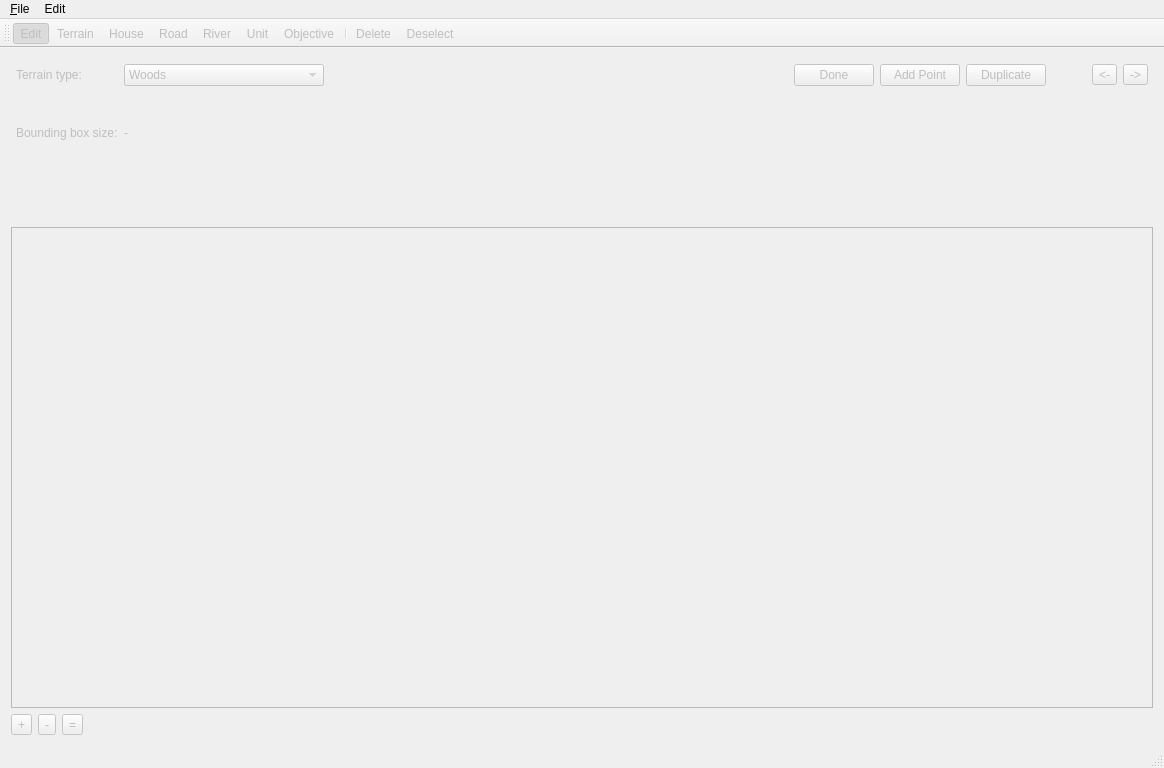
D-Pointer/imperium-editor, file EditorMainWindow.ui: the form before one commit.
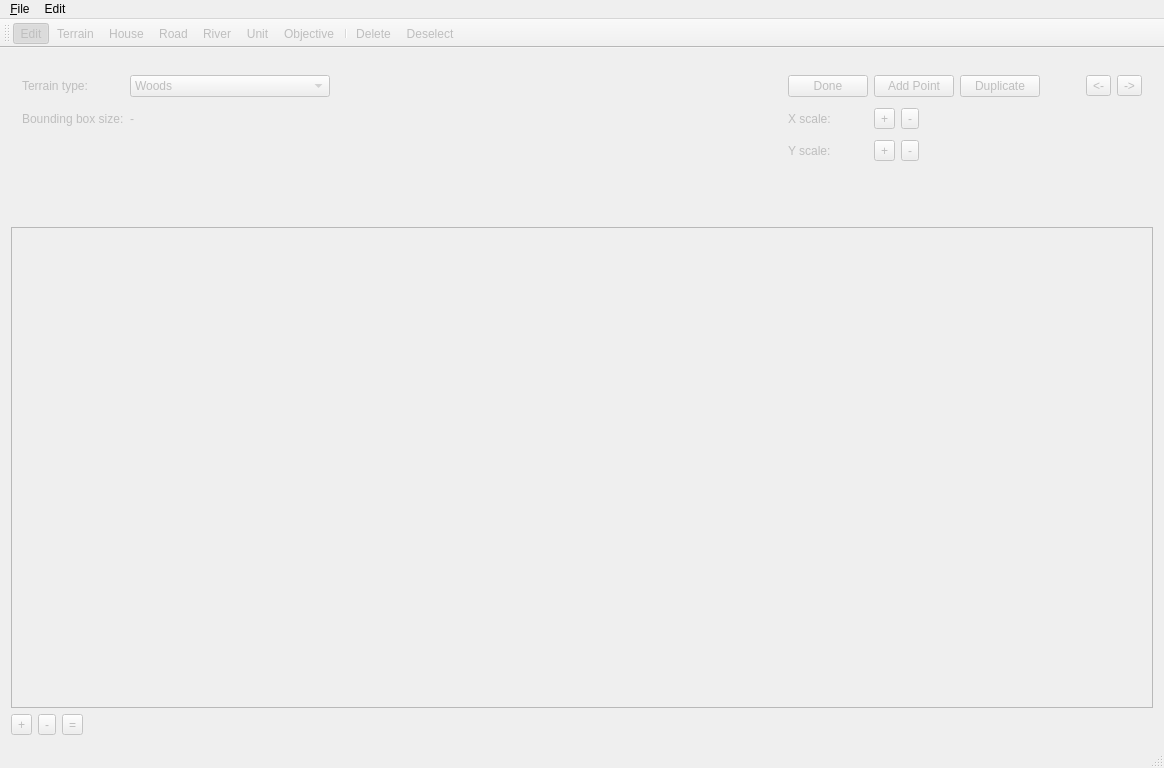
The form after the commit. The open tabs and pages were chosen to show the change. Icons and pictures are not drawn.

The edit to the form file:
```diff
--- a/EditorMainWindow.ui
+++ b/EditorMainWindow.ui
@@ -400,108 +400,6 @@
       </widget>
       <widget class="QWidget" name="terrainPage">
        <layout class="QGridLayout" name="gridLayout_2">
-        <property name="leftMargin">
-         <number>5</number>
-        </property>
-        <property name="topMargin">
-         <number>5</number>
-        </property>
-        <property name="rightMargin">
-         <number>5</number>
-        </property>
-        <property name="bottomMargin">
-         <number>5</number>
-        </property>
-        <item row="0" column="2">
-         <spacer name="horizontalSpacer_7">
-          <property name="orientation">
-           <enum>Qt::Horizontal</enum>
-          </property>
-          <property name="sizeHint" stdset="0">
-           <size>
-            <width>40</width>
-            <height>20</height>
-           </size>
-          </property>
-         </spacer>
-        </item>
-        <item row="0" column="4">
-         <widget class="QPushButton" name="m_add_point">
-          <property name="text">
-           <string>Add Point</string>
-          </property>
-         </widget>
-        </item>
-        <item row="0" column="6">
-         <spacer name="horizontalSpacer_8">
-          <property name="orientation">
-           <enum>Qt::Horizontal</enum>
-          </property>
-          <property name="sizeType">
-           <enum>QSizePolicy::Fixed</enum>
-          </property>
-          <property name="sizeHint" stdset="0">
-           <size>
-            <width>40</width>
-            <height>20</height>
-           </size>
-          </property>
-         </spacer>
-        </item>
-        <item row="0" column="7">
-         <widget class="QToolButton" name="m_rotate_left">
-          <property name="text">
-           <string>&lt;-</string>
-          </property>
-         </widget>
-        </item>
-        <item row="2" column="1">
-         <spacer name="verticalSpacer">
-          <property name="orientation">
-           <enum>Qt::Vertical</enum>
-          </property>
-          <property name="sizeType">
-           <enum>QSizePolicy::Preferred</enum>
-          </property>
-          <property name="sizeHint" stdset="0">
-           <size>
-            <width>20</width>
-            <height>42</height>
-           </size>
-          </property>
-         </spacer>
-        </item>
-        <item row="1" column="1">
-         <widget class="QLabel" name="m_bound_size">
-          <property name="text">
-           <string>-</string>
-          </property>
-         </widget>
-        </item>
-        <item row="0" column="8">
-         <widget class="QToolButton" name="m_rotate_right">
-          <property name="text">
-           <string>-&gt;</string>
-          </property>
-         </widget>
-        </item>
-        <item row="0" column="5">
-         <widget class="QPushButton" name="m_duplicate">
-          <property name="text">
-           <string>Duplicate</string>
-          </property>
-          <property name="shortcut">
-           <string>Ctrl+D</string>
-          </property>
-         </widget>
-        </item>
-        <item row="1" column="0">
-         <widget class="QLabel" name="label_20">
-          <property name="text">
-           <string>Bounding box size:</string>
-          </property>
-         </widget>
-        </item>
         <item row="0" column="0">
          <widget class="QLabel" name="label_16">
           <property name="text">
@@ -509,7 +407,7 @@
           </property>
          </widget>
         </item>
-        <item row="0" column="1">
+        <item row="0" column="1" colspan="2">
          <widget class="QComboBox" name="m_terrain_type">
           <property name="minimumSize">
            <size>
@@ -575,12 +473,160 @@
          </widget>
         </item>
         <item row="0" column="3">
+         <spacer name="horizontalSpacer_7">
+          <property name="orientation">
+           <enum>Qt::Horizontal</enum>
+          </property>
+          <property name="sizeHint" stdset="0">
+           <size>
+            <width>40</width>
+            <height>20</height>
+           </size>
+          </property>
+         </spacer>
+        </item>
+        <item row="0" column="4">
          <widget class="QPushButton" name="m_done">
           <property name="text">
            <string>Done</string>
           </property>
          </widget>
         </item>
+        <item row="0" column="5" colspan="3">
+         <widget class="QPushButton" name="m_add_point">
+          <property name="text">
+           <string>Add Point</string>
+          </property>
+         </widget>
+        </item>
+        <item row="0" column="8">
+         <widget class="QPushButton" name="m_duplicate">
+          <property name="text">
+           <string>Duplicate</string>
+          </property>
+          <property name="shortcut">
+           <string>Ctrl+D</string>
+          </property>
+         </widget>
+        </item>
+        <item row="0" column="9">
+         <spacer name="horizontalSpacer_8">
+          <property name="orientation">
+           <enum>Qt::Horizontal</enum>
+          </property>
+          <property name="sizeType">
+           <enum>QSizePolicy::Fixed</enum>
+          </property>
+          <property name="sizeHint" stdset="0">
+           <size>
+            <width>40</width>
+            <height>20</height>
+           </size>
+          </property>
+         </spacer>
+        </item>
+        <item row="0" column="10">
+         <widget class="QToolButton" name="m_rotate_left">
+          <property name="text">
+           <string>&lt;-</string>
+          </property>
+         </widget>
+        </item>
+        <item row="0" column="11">
+         <widget class="QToolButton" name="m_rotate_right">
+          <property name="text">
+           <string>-&gt;</string>
+          </property>
+         </widget>
+        </item>
+        <item row="1" column="0">
+         <widget class="QLabel" name="label_20">
+          <property name="text">
+           <string>Bounding box size:</string>
+          </property>
+         </widget>
+        </item>
+        <item row="1" column="1">
+         <widget class="QLabel" name="m_bound_size">
+          <property name="text">
+           <string>-</string>
+          </property>
+         </widget>
+        </item>
+        <item row="1" column="4">
+         <widget class="QLabel" name="label_27">
+          <property name="text">
+           <string>X scale:</string>
+          </property>
+         </widget>
+        </item>
+        <item row="1" column="5">
+         <widget class="QToolButton" name="m_scale_x_up">
+          <property name="text">
+           <string>+</string>
+          </property>
+         </widget>
+        </item>
+        <item row="1" column="6">
+         <widget class="QToolButton" name="m_scale_x_down">
+          <property name="text">
+           <string>-</string>
+          </property>
+         </widget>
+        </item>
+        <item row="1" column="7">
+         <spacer name="horizontalSpacer_2">
+          <property name="orientation">
+           <enum>Qt::Horizontal</enum>
+          </property>
+          <property name="sizeType">
+           <enum>QSizePolicy::Minimum</enum>
+          </property>
+          <property name="sizeHint" stdset="0">
+           <size>
+            <width>24</width>
+            <height>20</height>
+           </size>
+          </property>
+         </spacer>
+        </item>
+        <item row="2" column="4">
+         <widget class="QLabel" name="label_28">
+          <property name="text">
+           <string>Y scale:</string>
+          </property>
+         </widget>
+        </item>
+        <item row="2" column="5">
+         <widget class="QToolButton" name="m_scale_y_up">
+          <property name="text">
+           <string>+</string>
+          </property>
+         </widget>
+        </item>
+        <item row="2" column="6">
+         <widget class="QToolButton" name="m_scale_y_down">
+          <property name="text">
+           <string>-</string>
+          </property>
+         </widget>
+        </item>
+        <item row="3" column="2">
+         <spacer name="verticalSpacer">
+          <property name="orientation">
+           <enum>Qt::Vertical</enum>
+          </property>
+          <property name="sizeType">
+           <enum>QSizePolicy::Preferred</enum>
+          </property>
+          <property name="sizeHint" stdset="0">
+           <size>
+            <width>20</width>
+            <height>42</height>
+           </size>
+          </property>
+         </spacer>
+        </item>
        </layout>
       </widget>
       <widget class="QWidget" name="housePage">
```
Left out of the diff: 54 changed lines with no effect on the pictures.
